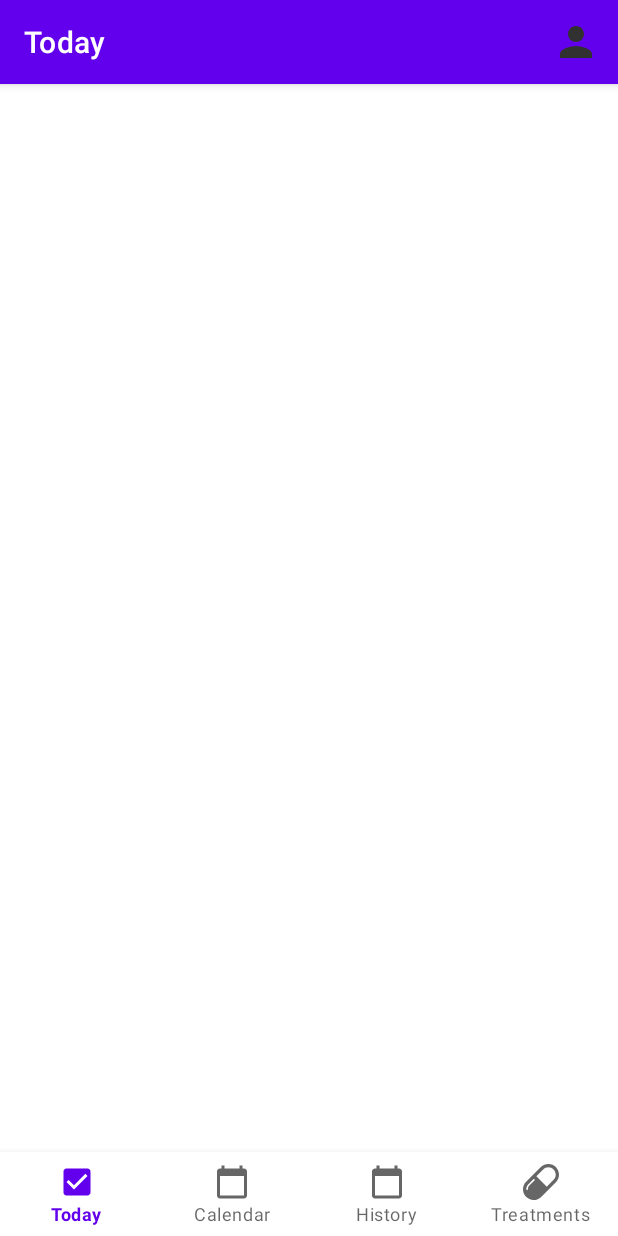
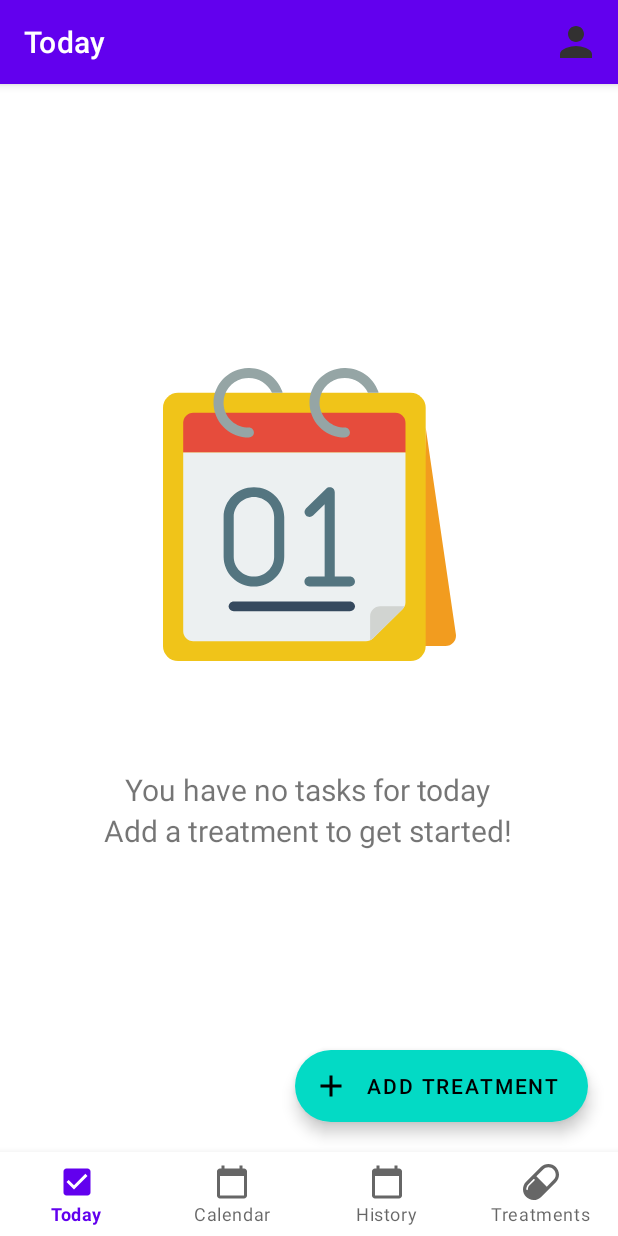
Before and after one commit to joaodiogo10/IHC_Project, an Android app: the Today screen opened directly, with no data from a screen before it, on a phone screen of 412 x 824 dp. Run offline under Robolectric (Android 15) with nearby library versions, the phone set to English and light mode, and no system bars; our stand-ins replace navigation-ui.

Commit message:
Added initial today screen

```diff
--- a/app/src/main/java/com/example/app/activities/MainActivity.java
+++ b/app/src/main/java/com/example/app/activities/MainActivity.java
@@ -56,5 +56,4 @@ public class MainActivity extends AppCompatActivity {
     public void onBackPressed() {
         this.moveTaskToBack(true);
     }
-
 }
--- a/app/src/main/java/com/example/app/fragments/Calendar.java
+++ b/app/src/main/java/com/example/app/fragments/Calendar.java
@@ -29,6 +29,7 @@ public class Calendar extends Fragment {
     @Override
     public View onCreateView(LayoutInflater inflater, ViewGroup container,
                              Bundle savedInstanceState) {
+        getActivity().setTitle(R.string.nav_calender);
         // Inflate the layout for this fragment
         return inflater.inflate(R.layout.fragment_schedule_calendar, container, false);
     }
--- a/app/src/main/java/com/example/app/fragments/FrequencyDailyEveryXHours.java
+++ b/app/src/main/java/com/example/app/fragments/FrequencyDailyEveryXHours.java
@@ -2,6 +2,7 @@ package com.example.app.fragments;
 
 import android.app.Activity;
 import android.content.Context;
+import android.content.Intent;
 import android.os.Build;
 import android.os.Bundle;
 import android.view.LayoutInflater;
@@ -24,6 +25,7 @@ import com.example.app.activities.AddActivityActivity;
 import com.example.app.activities.AddMeasurementActivity;
 import com.example.app.activities.AddMedicationActivity;
 import com.example.app.activities.AddSymptomCheckActivity;
+import com.example.app.activities.MainActivity;
 import com.example.app.models.DailyEveryXHours;
 import com.example.app.models.Frequency;
 import com.example.app.models.TaskActivity;
--- a/app/src/main/java/com/example/app/fragments/History.java
+++ b/app/src/main/java/com/example/app/fragments/History.java
@@ -50,6 +50,7 @@ public class History extends Fragment {
     @Override
     public View onCreateView(LayoutInflater inflater, ViewGroup container,
                              Bundle savedInstanceState) {
+        getActivity().setTitle(R.string.nav_history);
         // Inflate the layout for this fragment
         return inflater.inflate(R.layout.fragment_schedule_lists, container, false);
     }
--- a/app/src/main/java/com/example/app/fragments/Today.java
+++ b/app/src/main/java/com/example/app/fragments/Today.java
@@ -6,7 +6,10 @@ import android.os.Bundle;
 import androidx.annotation.NonNull;
 import androidx.annotation.Nullable;
 import androidx.annotation.RequiresApi;
+import androidx.constraintlayout.widget.ConstraintLayout;
 import androidx.fragment.app.Fragment;
+import androidx.fragment.app.FragmentTransaction;
+import androidx.navigation.fragment.NavHostFragment;
 import androidx.recyclerview.widget.LinearLayoutManager;
 import androidx.recyclerview.widget.RecyclerView;
 
@@ -41,6 +44,7 @@ public class Today extends Fragment {
 
     private View view;
     private RecyclerView tasksRecView;
+    private ConstraintLayout emptyTasks;
     private TasksRecViewAdapter adapter;
     private ArrayList<com.example.app.classesAna.Task> todayTasksShow = new ArrayList<>();
 
@@ -58,20 +62,37 @@ public class Today extends Fragment {
     @Override
     public void onViewCreated(@NonNull View view, @Nullable Bundle savedInstanceState) {
         tasksRecView = view.findViewById(R.id.tasksTodayRecyclerView);
-        setTodayTasksRecycler();
+        emptyTasks = view.findViewById(R.id.todayEmptyTasks);
+        view.findViewById(R.id.floatingActionButton).setOnClickListener(
+                v -> NavHostFragment.findNavController(this).navigate(R.id.action_todayFragment_to_treatmentBottomSheetFragment)
+        );
 
         super.onViewCreated(view, savedInstanceState);
     }
 
     @RequiresApi(api = Build.VERSION_CODES.O)
-    private void setTodayTasksRecycler() {
+    @Override
+    public void onResume() {
+        super.onResume();
+        boolean empty = setTodayTasksRecycler();
+        if(empty)
+            emptyTasks.setVisibility(View.VISIBLE);
+        else
+            emptyTasks.setVisibility(View.GONE);
+
+    }
+
+    @RequiresApi(api = Build.VERSION_CODES.O)
+    private boolean setTodayTasksRecycler() {
         Map<LocalTime, Task> todayTasks;
+        boolean empty = true;
 
         List<Treatment> treatments = App.listTreatment;
 
         for(int i = 0; i < treatments.size(); i++) {
             todayTasks = treatments.get(i).getDailyTaskByDate(LocalDate.now());
             if (todayTasks != null) {
+                empty = false;
                 treatmentHandlerPicker(treatments.get(i), todayTasks, i);
             }
         }
@@ -81,6 +102,8 @@ public class Today extends Fragment {
         adapter.setTasks(todayTasksShow);
         tasksRecView.setAdapter(adapter);
         tasksRecView.setLayoutManager(new LinearLayoutManager(view.getContext()));
+
+        return empty;
     }
 
     @RequiresApi(api = Build.VERSION_CODES.O)
@@ -140,7 +163,7 @@ public class Today extends Fragment {
         for (LocalTime time :
                 dailyTasks.keySet()) {
 
-            if(dailyTasks.get(time).getState() == Task.State.PENDING) {
+            if (dailyTasks.get(time).getState() == Task.State.PENDING) {
                 TaskMedication task = (TaskMedication) dailyTasks.get(time);
                 todayTasksShow.add(new MedicationTask("Medication", treatmentName, LocalDate.now().toString(), time.toString(), task.getPillName(), task.getDose(), treatmentIdx));
             }
--- /dev/null
+++ b/app/src/main/res/drawable/ic_calendar.xml
@@ -0,0 +1,46 @@
+<vector xmlns:android="http://schemas.android.com/apk/res/android"
+    android:width="512dp"
+    android:height="512dp"
+    android:viewportWidth="58"
+    android:viewportHeight="59">
+  <path
+      android:pathData="m51,56 l4.892,-0c0.609,0.0019 1.1888,-0.2608 1.5891,-0.7198s0.5816,-1.0691 0.4969,-1.6722l-5.978,-41.608z"
+      android:fillColor="#f29c1f"
+      android:fillType="nonZero"/>
+  <path
+      android:pathData="M3,5L49,5A3,3 0,0 1,52 8L52,56A3,3 0,0 1,49 59L3,59A3,3 0,0 1,0 56L0,8A3,3 0,0 1,3 5z"
+      android:fillColor="#f0c419"
+      android:fillType="nonZero"/>
+  <path
+      android:pathData="m48,11v6h-44v-6c0.0033,-1.1032 0.8968,-1.9967 2,-2h40c1.1032,0.0033 1.9967,0.8968 2,2z"
+      android:fillColor="#e64c3c"
+      android:fillType="nonZero"/>
+  <path
+      android:pathData="m48,17v30.17c-0.0002,0.5329 -0.2125,1.0438 -0.59,1.42l-5.82,5.82c-0.3762,0.3775 -0.8871,0.5898 -1.42,0.59h-34.17c-1.1032,-0.0033 -1.9967,-0.8968 -2,-2v-36z"
+      android:fillColor="#ecf0f1"
+      android:fillType="nonZero"/>
+  <path
+      android:pathData="m18,44c3.3123,-0.0033 5.9967,-2.6877 6,-6v-8c-0,-3.3137 -2.6863,-6 -6,-6s-6,2.6863 -6,6v8c0.0033,3.3123 2.6877,5.9967 6,6zM14,30c0,-2.2091 1.7909,-4 4,-4s4,1.7909 4,4v8c0,2.2091 -1.7909,4 -4,4s-4,-1.7909 -4,-4z"
+      android:fillColor="#547580"
+      android:fillType="nonZero"/>
+  <path
+      android:pathData="m29,42c-0.5523,0 -1,0.4477 -1,1s0.4477,1 1,1h8c0.5523,0 1,-0.4477 1,-1s-0.4477,-1 -1,-1h-3v-17c-0.0001,-0.4044 -0.2437,-0.7689 -0.6173,-0.9237 -0.3736,-0.1547 -0.8037,-0.0692 -1.0897,0.2167l-4,4c-0.379,0.3924 -0.3736,1.0161 0.0122,1.4018s1.0094,0.3912 1.4018,0.0122l2.293,-2.293v14.586z"
+      android:fillColor="#547580"
+      android:fillType="nonZero"/>
+  <path
+      android:pathData="m37,47h-23c-0.5523,0 -1,0.4477 -1,1s0.4477,1 1,1h23c0.5523,0 1,-0.4477 1,-1s-0.4477,-1 -1,-1z"
+      android:fillColor="#35495e"
+      android:fillType="nonZero"/>
+  <path
+      android:pathData="m47.82,48c-0.1003,0.2196 -0.2391,0.4195 -0.41,0.59l-5.82,5.82c-0.1705,0.1709 -0.3704,0.3097 -0.59,0.41v-4.82c0.0033,-1.1032 0.8968,-1.9967 2,-2z"
+      android:fillColor="#d1d4d1"
+      android:fillType="nonZero"/>
+  <path
+      android:pathData="m23.66,5h-2.09c-0.9995,-2.2902 -3.5364,-3.4908 -5.9412,-2.8119 -2.4048,0.679 -3.9391,3.0291 -3.5933,5.5039 0.3458,2.4748 2.4656,4.3142 4.9644,4.308 0.5523,0 1,0.4477 1,1s-0.4477,1 -1,1c-3.5604,0.0004 -6.5539,-2.6717 -6.956,-6.2094 -0.4021,-3.5376 1.9152,-6.8135 5.3849,-7.6122 3.4696,-0.7987 6.9861,1.1342 8.1712,4.4916 0.0401,0.1054 0.0604,0.2173 0.06,0.33z"
+      android:fillColor="#95a5a5"
+      android:fillType="nonZero"/>
+  <path
+      android:pathData="m42.66,5h-2.09c-0.9995,-2.2902 -3.5364,-3.4908 -5.9412,-2.8119 -2.4048,0.679 -3.9391,3.0291 -3.5933,5.5039 0.3458,2.4748 2.4656,4.3142 4.9644,4.308 0.5523,0 1,0.4477 1,1s-0.4477,1 -1,1c-3.5604,0.0004 -6.5539,-2.6717 -6.956,-6.2094 -0.4021,-3.5376 1.9152,-6.8135 5.3849,-7.6122 3.4696,-0.7987 6.9861,1.1342 8.1712,4.4916 0.0401,0.1054 0.0604,0.2173 0.06,0.33z"
+      android:fillColor="#95a5a5"
+      android:fillType="nonZero"/>
+</vector>
--- a/app/src/main/res/layout/fragment_today.xml
+++ b/app/src/main/res/layout/fragment_today.xml
@@ -1,5 +1,6 @@
 <?xml version="1.0" encoding="utf-8"?>
 <FrameLayout xmlns:android="http://schemas.android.com/apk/res/android"
+    xmlns:app="http://schemas.android.com/apk/res-auto"
     xmlns:tools="http://schemas.android.com/tools"
     android:layout_width="match_parent"
     android:layout_height="match_parent"
@@ -10,4 +11,63 @@
         android:layout_height="match_parent"
         android:id="@+id/tasksTodayRecyclerView"/>
 
+    <androidx.constraintlayout.widget.ConstraintLayout
+        android:id="@+id/todayEmptyTasks"
+        android:layout_width="match_parent"
+        android:layout_height="match_parent"
+        android:visibility="gone"
+        tools:visibility="visible">
+
+        <TextView
+            android:id="@+id/textView3"
+            android:layout_width="wrap_content"
+            android:layout_height="wrap_content"
+            android:textSize="20sp"
+            android:text="Add a treatment to get started!"
+            app:layout_constraintBottom_toBottomOf="parent"
+            app:layout_constraintEnd_toEndOf="parent"
+            app:layout_constraintHorizontal_bias="0.497"
+            app:layout_constraintStart_toStartOf="parent"
+            app:layout_constraintTop_toBottomOf="@+id/textView2"
+            app:layout_constraintVertical_bias="0.0" />
+
+        <TextView
+            android:id="@+id/textView2"
+            android:layout_width="wrap_content"
+            android:layout_height="wrap_content"
+            android:textSize="20sp"
+            android:text="You have no tasks for today"
+            app:layout_constraintBottom_toBottomOf="parent"
+            app:layout_constraintEnd_toEndOf="parent"
+            app:layout_constraintHorizontal_bias="0.498"
+            app:layout_constraintStart_toStartOf="parent"
+            app:layout_constraintTop_toTopOf="parent"
+            app:layout_constraintVertical_bias="0.667" />
+
+        <com.google.android.material.floatingactionbutton.ExtendedFloatingActionButton
+            android:id="@+id/floatingActionButton"
+            android:layout_width="wrap_content"
+            android:layout_height="wrap_content"
+            android:layout_marginEnd="20dp"
+            android:layout_marginRight="20dp"
+            android:layout_marginBottom="20dp"
+            android:clickable="true"
+            android:text="@string/fba_add_treatment"
+            app:icon="@drawable/ic_baseline_add_24"
+            app:layout_constraintBottom_toBottomOf="parent"
+            app:layout_constraintEnd_toEndOf="parent"
+            android:focusable="true" />
+
+        <ImageView
+            android:id="@+id/imageView"
+            android:layout_width="195dp"
+            android:layout_height="235dp"
+            android:src="@drawable/ic_calendar"
+            app:layout_constraintBottom_toTopOf="@+id/textView2"
+            app:layout_constraintEnd_toEndOf="parent"
+            app:layout_constraintStart_toStartOf="parent"
+            app:layout_constraintTop_toTopOf="parent"
+            app:layout_constraintVertical_bias="0.766" />
+    </androidx.constraintlayout.widget.ConstraintLayout>
+
 </FrameLayout>
--- a/app/src/main/res/layout/fragment_treatment.xml
+++ b/app/src/main/res/layout/fragment_treatment.xml
@@ -11,7 +11,7 @@
         android:layout_height="match_parent"
         android:id="@+id/treatmentsRecyclerView"/>
 
-    <com.google.android.material.floatingactionbutton.FloatingActionButton
+    <com.google.android.material.floatingactionbutton.ExtendedFloatingActionButton
         android:id="@+id/floatingActionButton"
         android:layout_width="wrap_content"
         android:layout_height="wrap_content"
@@ -19,7 +19,9 @@
         android:layout_marginRight="20dp"
         android:layout_marginBottom="20dp"
         android:clickable="true"
-        android:src="@drawable/ic_baseline_add_24"
+        android:text="@string/fba_add_treatment"
+        app:icon="@drawable/ic_baseline_add_24"
         app:layout_constraintBottom_toBottomOf="parent"
-        app:layout_constraintEnd_toEndOf="parent" />
+        app:layout_constraintEnd_toEndOf="parent"
+        android:focusable="true" />
 </androidx.constraintlayout.widget.ConstraintLayout>
--- a/app/src/main/res/navigation/bottom_nav_graph.xml
+++ b/app/src/main/res/navigation/bottom_nav_graph.xml
@@ -18,7 +18,11 @@
         android:id="@+id/todayFragment"
         android:name="com.example.app.fragments.Today"
         android:label="fragment_today"
-        tools:layout="@layout/fragment_today" />
+        tools:layout="@layout/fragment_today" >
+        <action
+            android:id="@+id/action_todayFragment_to_treatmentBottomSheetFragment"
+            app:destination="@id/treatmentBottomSheetFragment" />
+    </fragment>
     <dialog
         android:id="@+id/treatmentBottomSheetFragment"
         android:name="com.example.app.fragments.TreatmentBottomSheetFragment"
--- a/app/src/main/res/values/strings.xml
+++ b/app/src/main/res/values/strings.xml
@@ -23,4 +23,5 @@
     <string name="hello_second_fragment">Hello second fragment. Arg: %1$s</string>
     <string name="calendar">Calendar</string>
     <string name="history">History</string>
+    <string name="fba_add_treatment">Add treatment</string>
 </resources>
```
